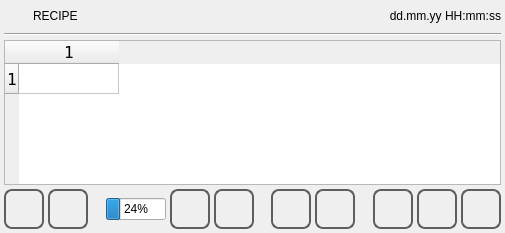
Qt form qt_library/ATCMrecipe/recipe.ui (MECTsrl/mect_plugins) before a commit.
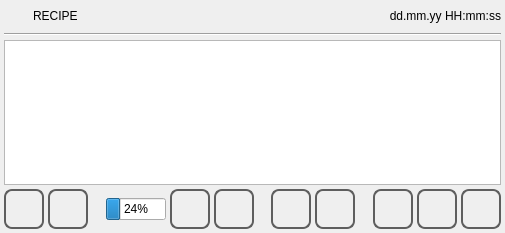
The same form after that commit. Icons and pictures are not drawn.

Commit message: Review recipe table clear

Diff of the .ui file:
```diff
--- a/qt_library/ATCMrecipe/recipe.ui
+++ b/qt_library/ATCMrecipe/recipe.ui
@@ -157,16 +157,14 @@
       <bool>true</bool>
      </property>
      <property name="rowCount">
-      <number>1</number>
+      <number>0</number>
      </property>
      <property name="columnCount">
-      <number>1</number>
+      <number>0</number>
      </property>
      <attribute name="horizontalHeaderVisible">
-      <bool>true</bool>
+      <bool>false</bool>
      </attribute>
-     <row/>
-     <column/>
     </widget>
    </item>
    <item>
```
The commit also changes 1 other file.
